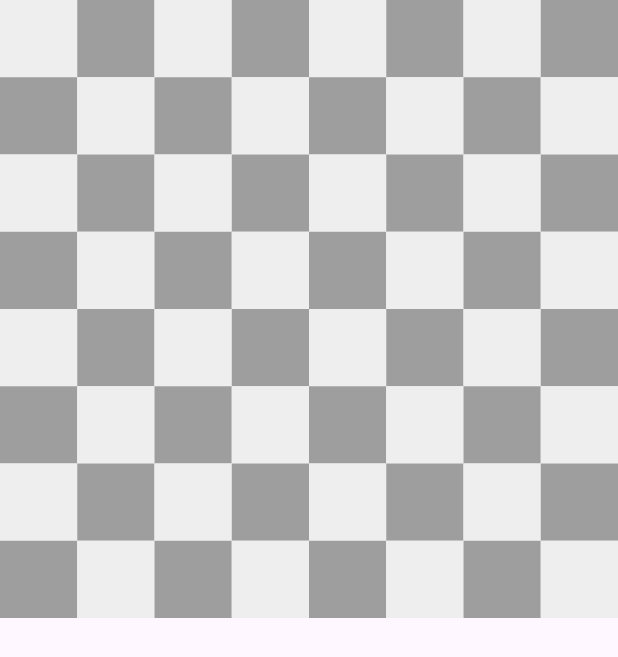
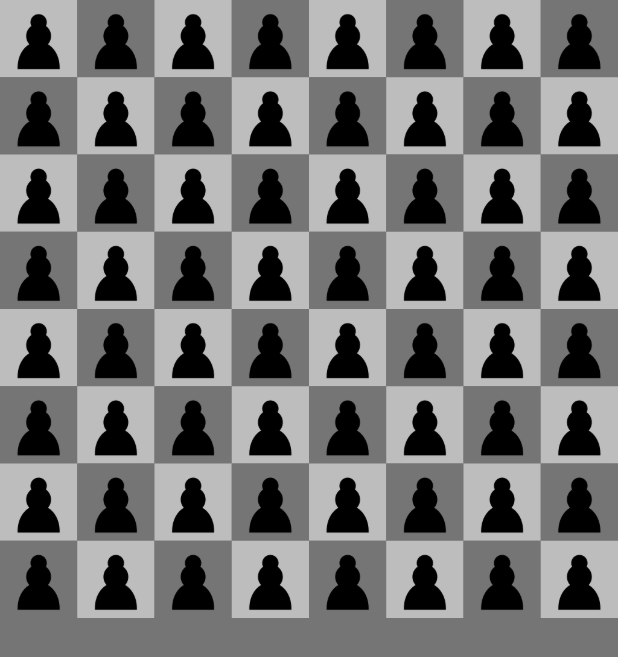
Before and after one commit to QP-bb/flutter_application_chess, a Flutter app: the screen it shows after launch, on a phone screen of 412 x 824 dp. Shown: the top 657 px of the screen. Run offline on Flutter 3.47's test engine with Material 3 defaults, Android fonts, the phone set to English and light mode, and no system bars.

Commit message:
chess piece

```diff
--- /dev/null
+++ b/lib/components/piece.dart
@@ -0,0 +1,20 @@
+enum ChessPieceType {
+  pawn,
+  rook,
+  knight,
+  bishop,
+  queen,
+  king
+}
+
+class ChessPiece {
+  final ChessPieceType type;
+  final bool isWhite;
+  final String imagePath;
+
+ChessPiece({
+  required this.type,
+  required this.isWhite,
+  required this.imagePath,
+  });
+}
--- a/lib/components/square.dart
+++ b/lib/components/square.dart
@@ -1,13 +1,25 @@
 import 'package:flutter/material.dart';
+import 'package:flutter_application_chess/components/piece.dart';
+import 'package:flutter_application_chess/components/values/colors.dart';
 
 class Square extends StatelessWidget {
   final bool isWhite;
-  const Square({super.key, required this.isWhite});
+  final ChessPiece? piece;
+  const Square({
+    super.key,
+    required this.isWhite,
+    required this.piece,
+    });
 
   @override
   Widget build(BuildContext context) {
     return Container(
-      color: isWhite ? Colors.grey[200] : Colors.grey[500],
+      color: isWhite ? foregroundColor : backgroundColor,
+      child: piece != null
+          ? Image.asset(
+              piece!.imagePath,
+              color: piece!.isWhite ? Colors.white : Colors.black,
+              ) : null,
     );
   }
 }
--- /dev/null
+++ b/lib/components/values/colors.dart
@@ -0,0 +1,4 @@
+import 'package:flutter/material.dart';
+
+var backgroundColor = Colors.grey[600];
+var foregroundColor = Colors.grey[400];
--- a/lib/game_board.dart
+++ b/lib/game_board.dart
@@ -1,17 +1,27 @@
 import 'package:flutter/material.dart';
+import 'package:flutter_application_chess/components/piece.dart';
 import 'package:flutter_application_chess/components/square.dart';
+import 'package:flutter_application_chess/components/values/colors.dart';
 
 class GameBoard extends StatefulWidget {
-  const GameBoard({Key? key}) : super(key: key);
+  const GameBoard({super.key});
 
   @override
   State<GameBoard> createState() => _GameBoardState();
 }
 
 class _GameBoardState extends State<GameBoard> {
+
+  ChessPiece myPawn = ChessPiece(
+    type: ChessPieceType.pawn,
+    isWhite: false,
+    imagePath: 'lib/chess_images/BPawn.png',
+  );
+
   @override
   Widget build(BuildContext context) {
     return Scaffold(
+      backgroundColor: backgroundColor,
       body: GridView.builder(
         itemCount: 8*8,
         physics: const NeverScrollableScrollPhysics(),
@@ -22,7 +32,10 @@ class _GameBoardState extends State<GameBoard> {
         int x =index ~/ 8;
         int y = index % 8;
         bool isWhite = (x + y) % 2 == 0;
-        return Square(isWhite: isWhite);
+        return Square(
+          isWhite: isWhite,
+          piece: myPawn,
+          );
       },
     ),
   );
--- a/pubspec.yaml
+++ b/pubspec.yaml
@@ -58,8 +58,8 @@ flutter:
   uses-material-design: true
 
   # To add assets to your application, add an assets section, like this:
-  # assets:
-  #   - images/a_dot_burr.jpeg
+  assets:
+    - lib/chess_images/
   #   - images/a_dot_ham.jpeg
 
   # An image asset can refer to one or more resolution-specific "variants", see
```
Also changed, not shown: lib/chess_images/BBishop.png (added), lib/chess_images/BKing.png (added), lib/chess_images/BKnight.png (added), lib/chess_images/BPawn.png (added), lib/chess_images/BQueen.png (added), lib/chess_images/BRook.png (added).
